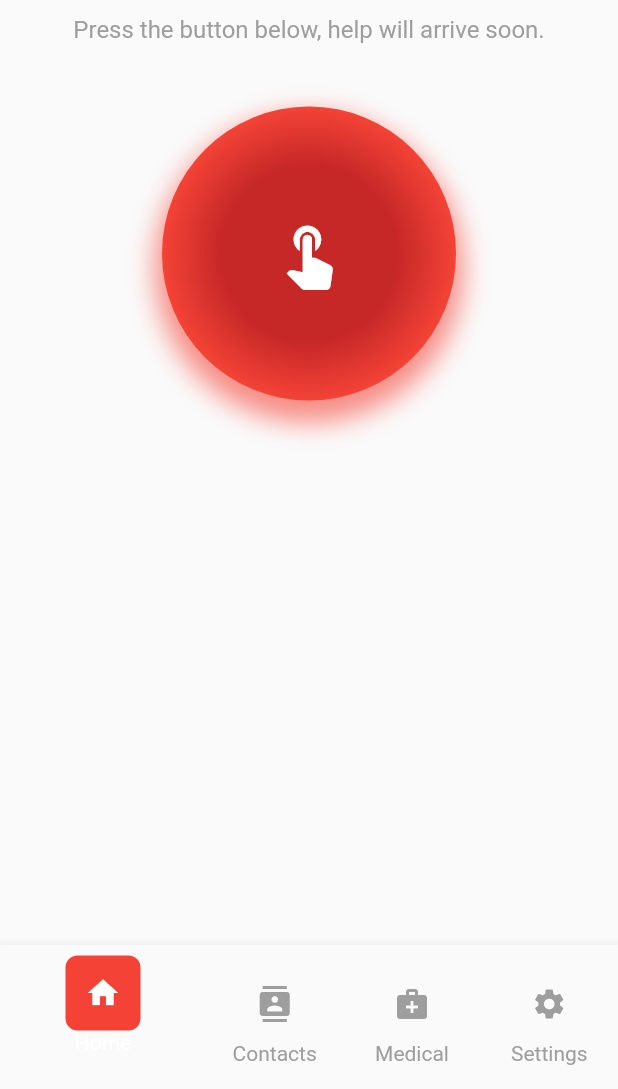
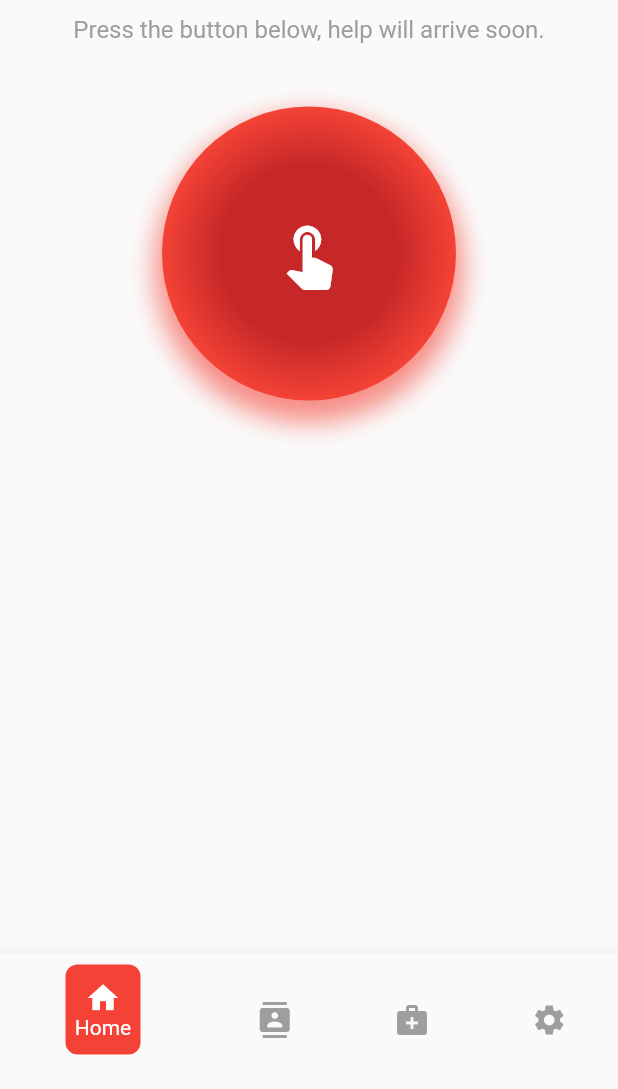
Before and after one commit to Mostafa-Mohamed4932/caremergencyswiftresponse, a Flutter app: the EmergencyHomeScreen screen opened by its route, on a phone screen of 412 x 824 dp, the part 147-1236 px from its top. Run offline on Flutter 3.47's test engine with Material 2 defaults, Android fonts, the phone set to English and light mode, and no system bars; our stand-ins replace firebase_core; accounts and stored records are empty; network calls fail.

Commit message:
Fixed the white text not being visible issue, still need to fix the container size issue

```diff
--- a/lib/home_screen.dart
+++ b/lib/home_screen.dart
@@ -156,7 +156,7 @@ class _EmergencyHomeScreenState extends State<EmergencyHomeScreen> with SingleTi
   }
 }
 
-// In your CustomBottomNavBar (from main.dart):
+// CustomBottomNavBar (from main.dart):
 class CustomBottomNavBar extends StatelessWidget {
   final int selectedIndex;
   final ValueChanged<int> onItemTapped;
@@ -186,17 +186,23 @@ class CustomBottomNavBar extends StatelessWidget {
       icon: Column(
         children: [
           Container(
-            width: 50, // Adjusted width for the red square box
-            height: 50,
+            width: 50, // Adjusted width
+            height: 60, // Adjusted height to accommodate text
             decoration: BoxDecoration(
               color: isSelected ? Colors.red : Colors.transparent,
               borderRadius: BorderRadius.circular(8),
             ),
-            child: Icon(icon, color: isSelected ? Colors.white : Colors.grey),
-          ),
-          Text(
-            label,
-            style: TextStyle(color: isSelected ? Colors.white : Colors.grey),
+            child: Column(
+              mainAxisAlignment: MainAxisAlignment.center,
+              children: [
+                Icon(icon, color: isSelected ? Colors.white : Colors.grey),
+                if (isSelected)
+                  Text(
+                    label,
+                    style: TextStyle(color: Colors.white), // Text inside the red box when selected
+                  ),
+              ],
+            ),
           ),
         ],
       ),
```
